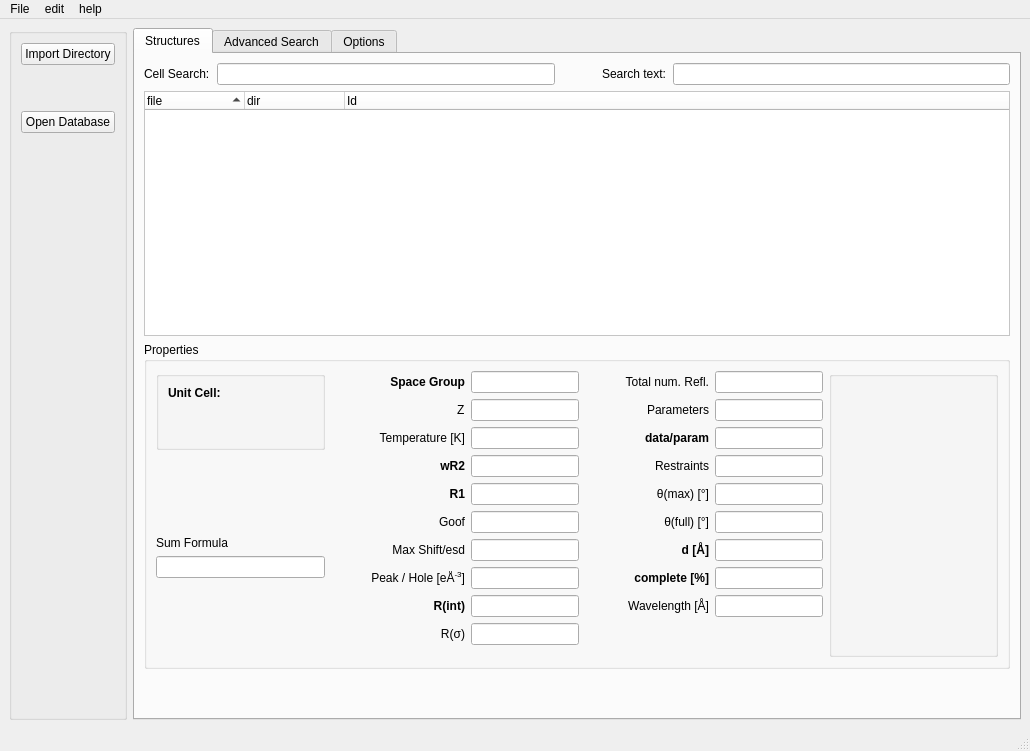
This is stdb_main.ui in dkratzert/StructureFinder as Qt 5 draws it before an edit. The edited form follows.
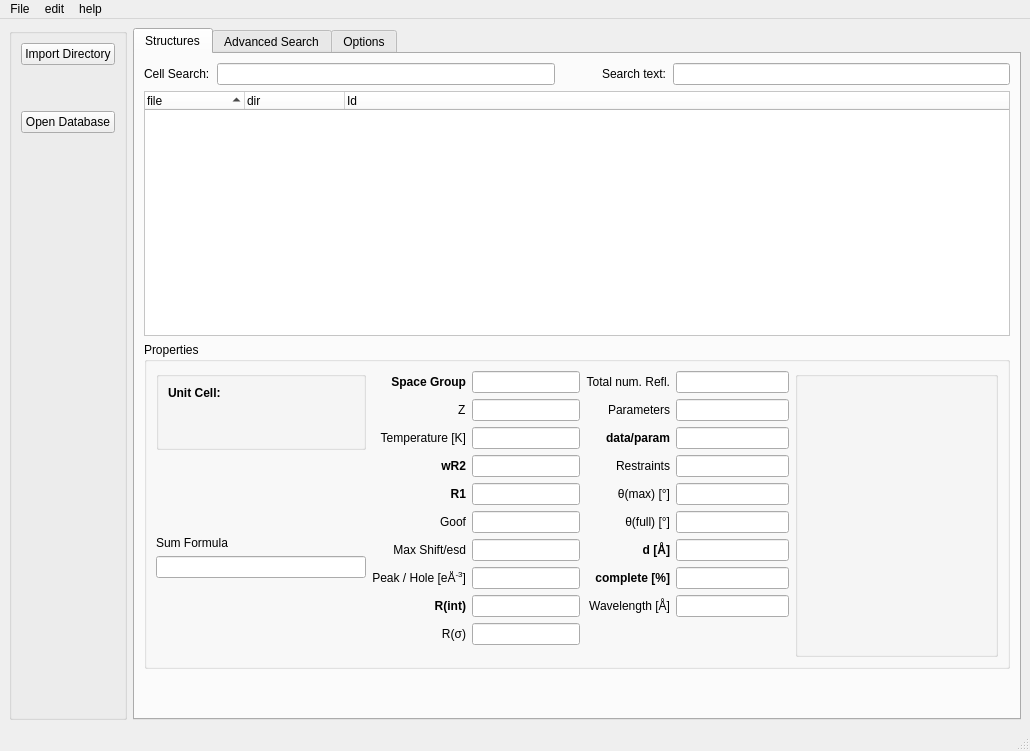
This is the edited form.

Diff of the .ui file:
```diff
--- a/stdb_main.ui
+++ b/stdb_main.ui
@@ -260,11 +260,17 @@
                <item>
                 <widget class="QGroupBox" name="groupBox_4">
                  <property name="sizePolicy">
-                  <sizepolicy hsizetype="Expanding" vsizetype="Preferred">
+                  <sizepolicy hsizetype="Fixed" vsizetype="Preferred">
                    <horstretch>0</horstretch>
                    <verstretch>0</verstretch>
                   </sizepolicy>
                  </property>
+                 <property name="minimumSize">
+                  <size>
+                   <width>210</width>
+                   <height>0</height>
+                  </size>
+                 </property>
                  <property name="title">
                   <string/>
                  </property>
@@ -331,7 +337,11 @@
                 </widget>
                </item>
                <item>
-                <widget class="QLineEdit" name="sumFormulaLineEdit"/>
+                <widget class="QLineEdit" name="sumFormulaLineEdit">
+                 <property name="readOnly">
+                  <bool>true</bool>
+                 </property>
+                </widget>
                </item>
                <item>
                 <spacer name="verticalSpacer_5">
@@ -348,22 +358,6 @@
                </item>
               </layout>
              </item>
-             <item>
-              <spacer name="horizontalSpacer">
-               <property name="orientation">
-                <enum>Qt::Horizontal</enum>
-               </property>
-               <property name="sizeType">
-                <enum>QSizePolicy::Preferred</enum>
-               </property>
-               <property name="sizeHint" stdset="0">
-                <size>
-                 <width>40</width>
-                 <height>20</height>
-                </size>
-               </property>
-              </spacer>
-             </item>
              <item>
               <layout class="QFormLayout" name="formLayout_3">
                <property name="sizeConstraint">
@@ -372,7 +366,44 @@
                <property name="labelAlignment">
                 <set>Qt::AlignRight|Qt::AlignTrailing|Qt::AlignVCenter</set>
                </property>
-               <item row="4" column="0">
+               <item row="0" column="0">
+                <widget class="QLabel" name="SpaceGrouplabel">
+                 <property name="font">
+                  <font>
+                   <weight>75</weight>
+                   <bold>true</bold>
+                  </font>
+                 </property>
+                 <property name="text">
+                  <string>Space Group</string>
+                 </property>
+                 <property name="alignment">
+                  <set>Qt::AlignRight|Qt::AlignTrailing|Qt::AlignVCenter</set>
+                 </property>
+                </widget>
+               </item>
+               <item row="0" column="1">
+                <widget class="QLineEdit" name="SpaceGroupLineEdit">
+                 <property name="readOnly">
+                  <bool>true</bool>
+                 </property>
+                </widget>
+               </item>
+               <item row="1" column="0">
+                <widget class="QLabel" name="zLabel">
+                 <property name="text">
+                  <string>Z</string>
+                 </property>
+                </widget>
+               </item>
+               <item row="1" column="1">
+                <widget class="QLineEdit" name="zLineEdit">
+                 <property name="readOnly">
+                  <bool>true</bool>
+                 </property>
+                </widget>
+               </item>
+               <item row="2" column="0">
                 <widget class="QLabel" name="temperatureLabel">
                  <property name="text">
                   <string>Temperature [K]</string>
@@ -382,10 +413,38 @@
                  </property>
                 </widget>
                </item>
-               <item row="4" column="1">
-                <widget class="QLineEdit" name="temperatureLineEdit"/>
+               <item row="2" column="1">
+                <widget class="QLineEdit" name="temperatureLineEdit">
+                 <property name="readOnly">
+                  <bool>true</bool>
+                 </property>
+                </widget>
                </item>
-               <item row="6" column="0">
+               <item row="3" column="0">
+                <widget class="QLabel" name="wR2Label">
+                 <property name="font">
+                  <font>
+                   <weight>75</weight>
+                   <italic>false</italic>
+                   <bold>true</bold>
+                  </font>
+                 </property>
+                 <property name="text">
+                  <string>wR2</string>
+                 </property>
+                 <property name="alignment">
+                  <set>Qt::AlignRight|Qt::AlignTrailing|Qt::AlignVCenter</set>
+                 </property>
+                </widget>
+               </item>
+               <item row="3" column="1">
+                <widget class="QLineEdit" name="wR2LineEdit">
+                 <property name="readOnly">
+                  <bool>true</bool>
+                 </property>
+                </widget>
+               </item>
+               <item row="4" column="0">
                 <widget class="QLabel" name="r1Label">
                  <property name="font">
                   <font>
@@ -402,10 +461,14 @@
                  </property>
                 </widget>
                </item>
-               <item row="6" column="1">
-                <widget class="QLineEdit" name="r1LineEdit"/>
+               <item row="4" column="1">
+                <widget class="QLineEdit" name="r1LineEdit">
+                 <property name="readOnly">
+                  <bool>true</bool>
+                 </property>
+                </widget>
                </item>
-               <item row="7" column="0">
+               <item row="5" column="0">
                 <widget class="QLabel" name="goofLabel">
                  <property name="text">
                   <string>Goof</string>
@@ -415,10 +478,14 @@
                  </property>
                 </widget>
                </item>
-               <item row="7" column="1">
-                <widget class="QLineEdit" name="goofLineEdit"/>
+               <item row="5" column="1">
+                <widget class="QLineEdit" name="goofLineEdit">
+                 <property name="readOnly">
+                  <bool>true</bool>
+                 </property>
+                </widget>
                </item>
-               <item row="8" column="0">
+               <item row="6" column="0">
                 <widget class="QLabel" name="maxShiftLabel">
                  <property name="text">
                   <string>Max Shift/esd</string>
@@ -428,10 +495,14 @@
                  </property>
                 </widget>
                </item>
-               <item row="8" column="1">
-                <widget class="QLineEdit" name="maxShiftLineEdit"/>
+               <item row="6" column="1">
+                <widget class="QLineEdit" name="maxShiftLineEdit">
+                 <property name="readOnly">
+                  <bool>true</bool>
+                 </property>
+                </widget>
                </item>
-               <item row="9" column="0">
+               <item row="7" column="0">
                 <widget class="QLabel" name="peakLabel">
                  <property name="text">
                   <string>&lt;html&gt;&lt;head/&gt;&lt;body&gt;&lt;p&gt;Peak / Hole [eÅ&lt;span style=&quot; vertical-align:super;&quot;&gt;-3&lt;/span&gt;]&lt;/p&gt;&lt;/body&gt;&lt;/html&gt;</string>
@@ -441,10 +512,14 @@
                  </property>
                 </widget>
                </item>
-               <item row="9" column="1">
-                <widget class="QLineEdit" name="peakLineEdit"/>
+               <item row="7" column="1">
+                <widget class="QLineEdit" name="peakLineEdit">
+                 <property name="readOnly">
+                  <bool>true</bool>
+                 </property>
+                </widget>
                </item>
-               <item row="10" column="0">
+               <item row="8" column="0">
                 <widget class="QLabel" name="rintLabel">
                  <property name="font">
                   <font>
@@ -460,10 +535,14 @@
                  </property>
                 </widget>
                </item>
-               <item row="10" column="1">
-                <widget class="QLineEdit" name="rintLineEdit"/>
+               <item row="8" column="1">
+                <widget class="QLineEdit" name="rintLineEdit">
+                 <property name="readOnly">
+                  <bool>true</bool>
+                 </property>
+                </widget>
                </item>
-               <item row="11" column="0">
+               <item row="9" column="0">
                 <widget class="QLabel" name="rsigmaLabel">
                  <property name="text">
                   <string>R(σ)</string>
@@ -473,80 +552,15 @@
                  </property>
                 </widget>
                </item>
-               <item row="11" column="1">
-                <widget class="QLineEdit" name="rsigmaLineEdit"/>
-               </item>
-               <item row="5" column="1">
-                <widget class="QLineEdit" name="wR2LineEdit"/>
-               </item>
-               <item row="5" column="0">
-                <widget class="QLabel" name="wR2Label">
-                 <property name="font">
-                  <font>
-                   <weight>75</weight>
-                   <italic>false</italic>
-                   <bold>true</bold>
-                  </font>
-                 </property>
-                 <property name="text">
-                  <string>wR2</string>
-                 </property>
-                 <property name="alignment">
-                  <set>Qt::AlignRight|Qt::AlignTrailing|Qt::AlignVCenter</set>
-                 </property>
-                </widget>
-               </item>
-               <item row="1" column="1">
-                <widget class="QLineEdit" name="SpaceGroupLineEdit">
+               <item row="9" column="1">
+                <widget class="QLineEdit" name="rsigmaLineEdit">
                  <property name="readOnly">
                   <bool>true</bool>
                  </property>
                 </widget>
                </item>
-               <item row="1" column="0">
-                <widget class="QLabel" name="SpaceGrouplabel">
-                 <property name="font">
-                  <font>
-                   <weight>75</weight>
-                   <bold>true</bold>
-                  </font>
-                 </property>
-                 <property name="text">
-                  <string>Space Group</string>
-                 </property>
-                 <property name="alignment">
-                  <set>Qt::AlignRight|Qt::AlignTrailing|Qt::AlignVCenter</set>
-                 </property>
-                </widget>
-               </item>
-               <item row="2" column="1">
-                <widget class="QLineEdit" name="zLineEdit"/>
-               </item>
-               <item row="2" column="0">
-                <widget class="QLabel" name="zLabel">
-                 <property name="text">
-                  <string>Z</string>
-                 </property>
-                </widget>
-               </item>
               </layout>
              </item>
-             <item>
-              <spacer name="horizontalSpacer_2">
-               <property name="orientation">
-                <enum>Qt::Horizontal</enum>
-               </property>
-               <property name="sizeType">
-                <enum>QSizePolicy::Preferred</enum>
-               </property>
-               <property name="sizeHint" stdset="0">
-                <size>
-                 <width>40</width>
-                 <height>20</height>
-                </size>
-               </property>
-              </spacer>
-             </item>
              <item>
               <layout class="QFormLayout" name="formLayout">
                <property name="labelAlignment">
@@ -563,7 +577,11 @@
                 </widget>
                </item>
                <item row="0" column="1">
-                <widget class="QLineEdit" name="reflTotalLineEdit"/>
+                <widget class="QLineEdit" name="reflTotalLineEdit">
+                 <property name="readOnly">
+                  <bool>true</bool>
+                 </property>
+                </widget>
                </item>
                <item row="1" column="0">
                 <widget class="QLabel" name="numParametersLabel">
@@ -576,7 +594,11 @@
                 </widget>
                </item>
                <item row="1" column="1">
-                <widget class="QLineEdit" name="numParametersLineEdit"/>
+                <widget class="QLineEdit" name="numParametersLineEdit">
+                 <property name="readOnly">
+                  <bool>true</bool>
+                 </property>
+                </widget>
                </item>
                <item row="2" column="0">
                 <widget class="QLabel" name="dataReflnsLabel">
@@ -595,7 +617,11 @@
                 </widget>
                </item>
                <item row="2" column="1">
-                <widget class="QLineEdit" name="dataReflnsLineEdit"/>
+                <widget class="QLineEdit" name="dataReflnsLineEdit">
+                 <property name="readOnly">
+                  <bool>true</bool>
+                 </property>
+                </widget>
                </item>
                <item row="3" column="0">
                 <widget class="QLabel" name="numRestraintsLabel">
@@ -608,7 +634,11 @@
                 </widget>
                </item>
                <item row="3" column="1">
-                <widget class="QLineEdit" name="numRestraintsLineEdit"/>
+                <widget class="QLineEdit" name="numRestraintsLineEdit">
+                 <property name="readOnly">
+                  <bool>true</bool>
+                 </property>
+                </widget>
                </item>
                <item row="4" column="0">
                 <widget class="QLabel" name="thetaMaxLabel">
@@ -621,7 +651,11 @@
                 </widget>
                </item>
                <item row="4" column="1">
-                <widget class="QLineEdit" name="thetaMaxLineEdit"/>
+                <widget class="QLineEdit" name="thetaMaxLineEdit">
+                 <property name="readOnly">
+                  <bool>true</bool>
+                 </property>
+                </widget>
                </item>
                <item row="5" column="0">
                 <widget class="QLabel" name="thetaFullLabel">
@@ -634,7 +668,11 @@
                 </widget>
                </item>
                <item row="5" column="1">
-                <widget class="QLineEdit" name="thetaFullLineEdit"/>
+                <widget class="QLineEdit" name="thetaFullLineEdit">
+                 <property name="readOnly">
+                  <bool>true</bool>
+                 </property>
+                </widget>
                </item>
                <item row="6" column="0">
                 <widget class="QLabel" name="dLabel">
@@ -653,7 +691,11 @@
                 </widget>
                </item>
                <item row="6" column="1">
-                <widget class="QLineEdit" name="dLineEdit"/>
+                <widget class="QLineEdit" name="dLineEdit">
+                 <property name="readOnly">
+                  <bool>true</bool>
+                 </property>
+                </widget>
                </item>
                <item row="7" column="0">
                 <widget class="QLabel" name="completeLabel">
@@ -672,7 +714,11 @@
                 </widget>
                </item>
                <item row="7" column="1">
-                <widget class="QLineEdit" name="completeLineEdit"/>
+                <widget class="QLineEdit" name="completeLineEdit">
+                 <property name="readOnly">
+                  <bool>true</bool>
+                 </property>
+                </widget>
                </item>
                <item row="8" column="0">
                 <widget class="QLabel" name="wavelengthLabel">
@@ -685,7 +731,11 @@
                 </widget>
                </item>
                <item row="8" column="1">
-                <widget class="QLineEdit" name="wavelengthLineEdit"/>
+                <widget class="QLineEdit" name="wavelengthLineEdit">
+                 <property name="readOnly">
+                  <bool>true</bool>
+                 </property>
+                </widget>
                </item>
               </layout>
              </item>
```
